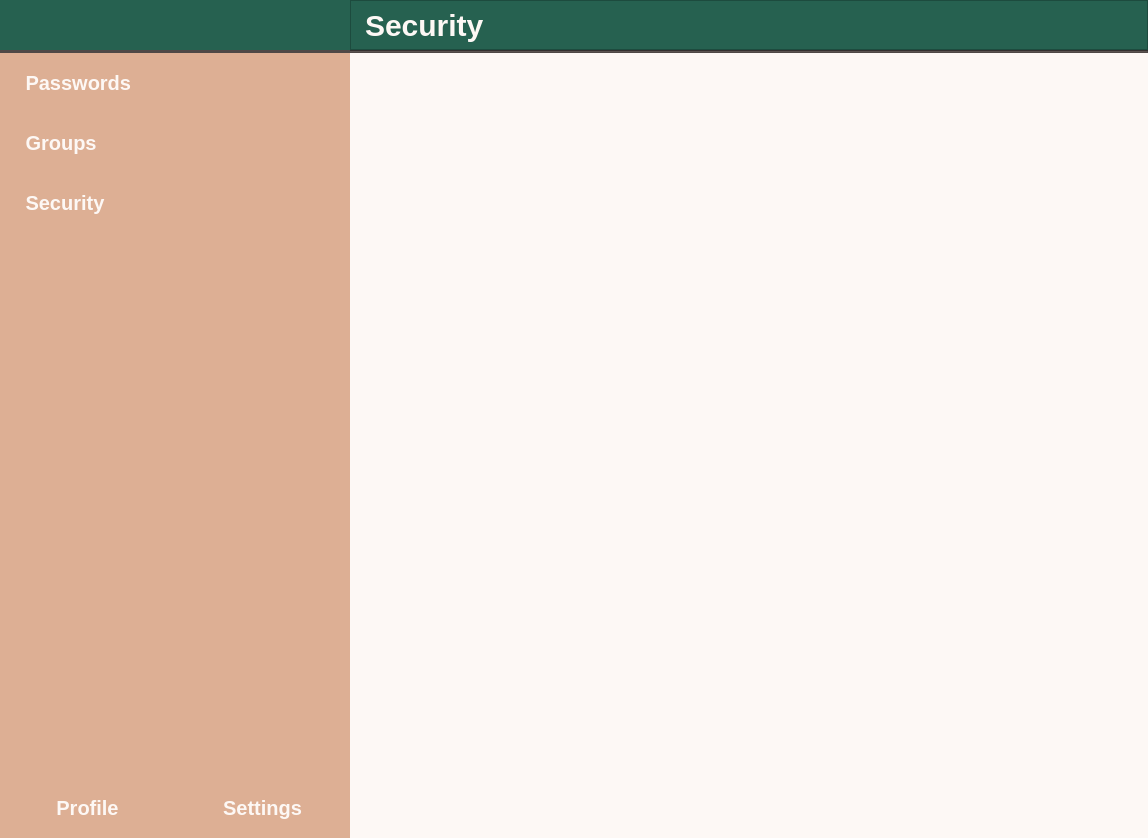
Above: src/gui/qt_designer/ui_main_window.ui from JK1Peng/Password_Management before the change. Below: the same form after it.
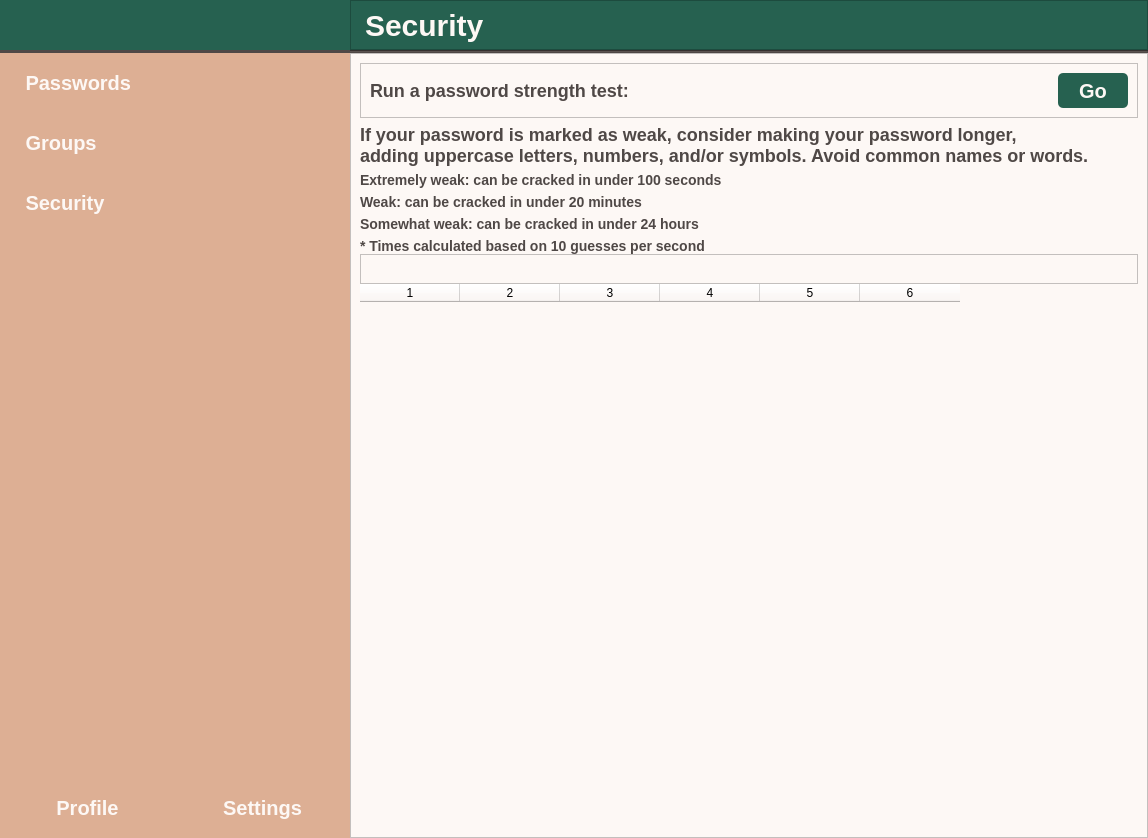
That is the form after the change. The open tabs and pages were chosen to show the change. Icons and pictures are not drawn.

What changed in the file:
```diff
--- a/src/gui/qt_designer/ui_main_window.ui
+++ b/src/gui/qt_designer/ui_main_window.ui
@@ -1754,17 +1754,230 @@
                   </widget>
                  </item>
                  <item>
-                  <spacer name="verticalSpacer">
-                   <property name="orientation">
-                    <enum>Qt::Vertical</enum>
+                  <widget class="QFrame" name="frame_10">
+                   <property name="frameShape">
+                    <enum>QFrame::StyledPanel</enum>
                    </property>
-                   <property name="sizeHint" stdset="0">
-                    <size>
-                     <width>20</width>
-                     <height>40</height>
-                    </size>
+                   <property name="frameShadow">
+                    <enum>QFrame::Raised</enum>
                    </property>
-                  </spacer>
+                   <layout class="QVBoxLayout" name="verticalLayout_24">
+                    <item>
+                     <widget class="QFrame" name="frame_11">
+                      <property name="frameShape">
+                       <enum>QFrame::StyledPanel</enum>
+                      </property>
+                      <property name="frameShadow">
+                       <enum>QFrame::Raised</enum>
+                      </property>
+                      <layout class="QHBoxLayout" name="horizontalLayout_23">
+                       <item>
+                        <widget class="QLabel" name="label">
+                         <property name="styleSheet">
+                          <string notr="true">QLabel {
+	font: bold 18px;
+	color:#4F4846;
+}</string>
+                         </property>
+                         <property name="text">
+                          <string>Run a password strength test:</string>
+                         </property>
+                        </widget>
+                       </item>
+                       <item>
+                        <spacer name="horizontalSpacer_7">
+                         <property name="orientation">
+                          <enum>Qt::Horizontal</enum>
+                         </property>
+                         <property name="sizeHint" stdset="0">
+                          <size>
+                           <width>40</width>
+                           <height>20</height>
+                          </size>
+                         </property>
+                        </spacer>
+                       </item>
+                       <item>
+                        <widget class="QPushButton" name="run_security_button">
+                         <property name="minimumSize">
+                          <size>
+                           <width>70</width>
+                           <height>35</height>
+                          </size>
+                         </property>
+                         <property name="maximumSize">
+                          <size>
+                           <width>70</width>
+                           <height>35</height>
+                          </size>
+                         </property>
+                         <property name="styleSheet">
+                          <string notr="true">QPushButton {
+	color:#FDF8F5;
+	font: bold 20px;
+	 border: 0;
+	 background: none;
+	 box-shadow: none;
+	 border-radius: 5px;
+	background-color:#266150;
+}
+
+QPushButton:hover {
+	background-color:#4e9480;
+}
+</string>
+                         </property>
+                         <property name="text">
+                          <string>Go</string>
+                         </property>
+                        </widget>
+                       </item>
+                      </layout>
+                     </widget>
+                    </item>
+                    <item>
+                     <widget class="QLabel" name="label_8">
+                      <property name="styleSheet">
+                       <string notr="true">QLabel {
+	font: bold 18px;
+	color:#4F4846;
+}</string>
+                      </property>
+                      <property name="text">
+                       <string>If your password is marked as weak, consider making your password longer, 
+adding uppercase letters, numbers, and/or symbols. Avoid common names or words.</string>
+                      </property>
+                     </widget>
+                    </item>
+                    <item>
+                     <widget class="QLabel" name="label_6">
+                      <property name="styleSheet">
+                       <string notr="true">QLabel {
+	font: bold 14px;
+	color:#4F4846;
+}</string>
+                      </property>
+                      <property name="text">
+                       <string>Extremely weak: can be cracked in under 100 seconds</string>
+                      </property>
+                     </widget>
+                    </item>
+                    <item>
+                     <widget class="QLabel" name="label_5">
+                      <property name="styleSheet">
+                       <string notr="true">QLabel {
+	font: bold 14px;
+	color:#4F4846;
+}</string>
+                      </property>
+                      <property name="text">
+                       <string>Weak: can be cracked in under 20 minutes </string>
+                      </property>
+                     </widget>
+                    </item>
+                    <item>
+                     <widget class="QLabel" name="label_4">
+                      <property name="styleSheet">
+                       <string notr="true">QLabel {
+	font: bold 14px;
+	color:#4F4846;
+}</string>
+                      </property>
+                      <property name="text">
+                       <string>Somewhat weak: can be cracked in under 24 hours</string>
+                      </property>
+                     </widget>
+                    </item>
+                    <item>
+                     <widget class="QScrollArea" name="scrollArea_2">
+                      <property name="frameShape">
+                       <enum>QFrame::NoFrame</enum>
+                      </property>
+                      <property name="widgetResizable">
+                       <bool>true</bool>
+                      </property>
+                      <widget class="QWidget" name="scrollAreaWidgetContents_2">
+                       <property name="geometry">
+                        <rect>
+                         <x>0</x>
+                         <y>0</y>
+                         <width>774</width>
+                         <height>572</height>
+                        </rect>
+                       </property>
+                       <layout class="QVBoxLayout" name="verticalLayout_25">
+                        <property name="spacing">
+                         <number>0</number>
+                        </property>
+                        <property name="leftMargin">
+                         <number>0</number>
+                        </property>
+                        <property name="topMargin">
+                         <number>0</number>
+                        </property>
+                        <property name="rightMargin">
+                         <number>0</number>
+                        </property>
+                        <property name="bottomMargin">
+                         <number>0</number>
+                        </property>
+                        <item>
+                         <widget class="QLabel" name="label_7">
+                          <property name="styleSheet">
+                           <string notr="true">QLabel {
+	font: bold 14px;
+	color:#4F4846;
+}</string>
+                          </property>
+                          <property name="text">
+                           <string>* Times calculated based on 10 guesses per second</string>
+                          </property>
+                         </widget>
+                        </item>
+                        <item>
+                         <widget class="QFrame" name="frame_13">
+                          <property name="minimumSize">
+                           <size>
+                            <width>0</width>
+                            <height>30</height>
+                           </size>
+                          </property>
+                          <property name="maximumSize">
+                           <size>
+                            <width>16777215</width>
+                            <height>30</height>
+                           </size>
+                          </property>
+                          <property name="frameShape">
+                           <enum>QFrame::StyledPanel</enum>
+                          </property>
+                          <property name="frameShadow">
+                           <enum>QFrame::Raised</enum>
+                          </property>
+                         </widget>
+                        </item>
+                        <item>
+                         <widget class="QTableWidget" name="security_table">
+                          <property name="frameShape">
+                           <enum>QFrame::NoFrame</enum>
+                          </property>
+                          <property name="columnCount">
+                           <number>6</number>
+                          </property>
+                          <column/>
+                          <column/>
+                          <column/>
+                          <column/>
+                          <column/>
+                          <column/>
+                         </widget>
+                        </item>
+                       </layout>
+                      </widget>
+                     </widget>
+                    </item>
+                   </layout>
+                  </widget>
                  </item>
                 </layout>
                </widget>
```
Left out of the diff: 126 changed lines with no effect on the pictures.
